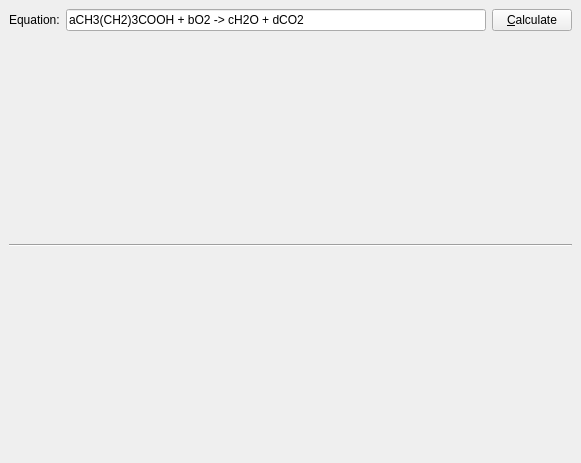
Old version of the form src/equationview.ui in the repository KDE/kalzium.
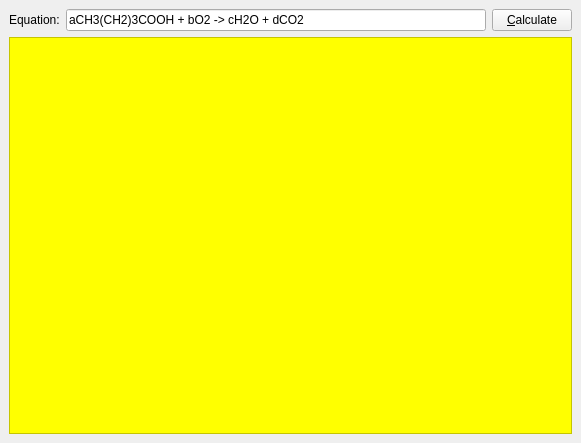
New version of the form. Custom widgets are drawn as their Qt base class.

Commit message: Adding a clipboard-feature, makeing the widget yellow

```diff
--- a/src/equationview.ui
+++ b/src/equationview.ui
@@ -6,7 +6,7 @@
     <x>0</x>
     <y>0</y>
     <width>581</width>
-    <height>463</height>
+    <height>443</height>
    </rect>
   </property>
   <property name="windowTitle" >
@@ -19,6 +19,107 @@
    <property name="spacing" >
     <number>6</number>
    </property>
+   <item row="2" column="0" >
+    <widget class="QFrame" name="frame" >
+     <property name="palette" >
+      <palette>
+       <active>
+        <colorrole role="Base" >
+         <brush brushstyle="SolidPattern" >
+          <color alpha="255" >
+           <red>255</red>
+           <green>255</green>
+           <blue>255</blue>
+          </color>
+         </brush>
+        </colorrole>
+        <colorrole role="Window" >
+         <brush brushstyle="SolidPattern" >
+          <color alpha="255" >
+           <red>255</red>
+           <green>255</green>
+           <blue>0</blue>
+          </color>
+         </brush>
+        </colorrole>
+       </active>
+       <inactive>
+        <colorrole role="Base" >
+         <brush brushstyle="SolidPattern" >
+          <color alpha="255" >
+           <red>255</red>
+           <green>255</green>
+           <blue>255</blue>
+          </color>
+         </brush>
+        </colorrole>
+        <colorrole role="Window" >
+         <brush brushstyle="SolidPattern" >
+          <color alpha="255" >
+           <red>255</red>
+           <green>255</green>
+           <blue>0</blue>
+          </color>
+         </brush>
+        </colorrole>
+       </inactive>
+       <disabled>
+        <colorrole role="Base" >
+         <brush brushstyle="SolidPattern" >
+          <color alpha="255" >
+           <red>255</red>
+           <green>255</green>
+           <blue>0</blue>
+          </color>
+         </brush>
+        </colorrole>
+        <colorrole role="Window" >
+         <brush brushstyle="SolidPattern" >
+          <color alpha="255" >
+           <red>255</red>
+           <green>255</green>
+           <blue>0</blue>
+          </color>
+         </brush>
+        </colorrole>
+       </disabled>
+      </palette>
+     </property>
+     <property name="autoFillBackground" >
+      <bool>true</bool>
+     </property>
+     <property name="frameShape" >
+      <enum>QFrame::StyledPanel</enum>
+     </property>
+     <property name="frameShadow" >
+      <enum>QFrame::Raised</enum>
+     </property>
+     <layout class="QGridLayout" >
+      <property name="margin" >
+       <number>9</number>
+      </property>
+      <property name="spacing" >
+       <number>6</number>
+      </property>
+      <item row="0" column="0" >
+       <widget class="QLabel" name="answer_label" >
+        <property name="frameShape" >
+         <enum>QFrame::NoFrame</enum>
+        </property>
+        <property name="frameShadow" >
+         <enum>QFrame::Plain</enum>
+        </property>
+        <property name="text" >
+         <string/>
+        </property>
+        <property name="textFormat" >
+         <enum>Qt::RichText</enum>
+        </property>
+       </widget>
+      </item>
+     </layout>
+    </widget>
+   </item>
    <item row="0" column="0" >
     <layout class="QHBoxLayout" >
      <property name="margin" >
@@ -82,33 +183,6 @@
      </item>
     </layout>
    </item>
-   <item row="2" column="0" >
-    <widget class="Line" name="line" >
-     <property name="orientation" >
-      <enum>Qt::Horizontal</enum>
-     </property>
-    </widget>
-   </item>
-   <item row="1" column="0" >
-    <widget class="QLabel" name="question_label" >
-     <property name="text" >
-      <string/>
-     </property>
-     <property name="textFormat" >
-      <enum>Qt::RichText</enum>
-     </property>
-    </widget>
-   </item>
-   <item row="3" column="0" >
-    <widget class="QLabel" name="answer_label" >
-     <property name="text" >
-      <string/>
-     </property>
-     <property name="textFormat" >
-      <enum>Qt::RichText</enum>
-     </property>
-    </widget>
-   </item>
   </layout>
  </widget>
  <customwidgets>
```
The commit also changes 3 other files.
